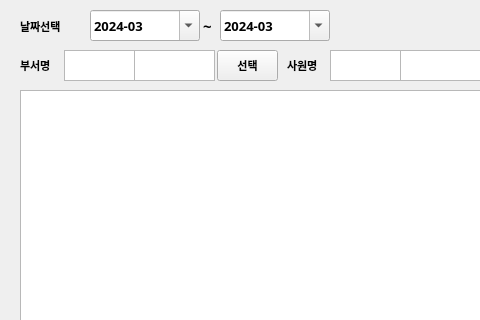
This is overtime_v1.1/ui/emp_search.ui in RaineyLee/overtime as Qt 5 draws it before an edit; both pictures show x 0 to 480 and y 0 to 320 of the 626 by 814 pixel window. The edited form follows.
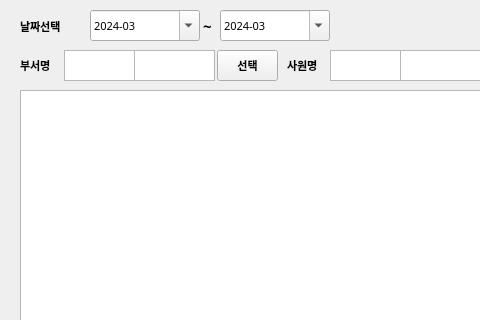
This is the edited form.

```diff
--- a/overtime_v1.1/ui/emp_search.ui
+++ b/overtime_v1.1/ui/emp_search.ui
@@ -152,9 +152,9 @@
    <property name="font">
     <font>
      <family>맑은 고딕</family>
-     <pointsize>10</pointsize>
-     <weight>75</weight>
-     <bold>true</bold>
+     <pointsize>8</pointsize>
+     <weight>50</weight>
+     <bold>false</bold>
     </font>
    </property>
    <property name="dateTime">
@@ -264,9 +264,9 @@
    <property name="font">
     <font>
      <family>맑은 고딕</family>
-     <pointsize>10</pointsize>
-     <weight>75</weight>
-     <bold>true</bold>
+     <pointsize>8</pointsize>
+     <weight>50</weight>
+     <bold>false</bold>
     </font>
    </property>
    <property name="dateTime">
```
Left out of the diff: 16 changed lines with no effect on the pictures.
